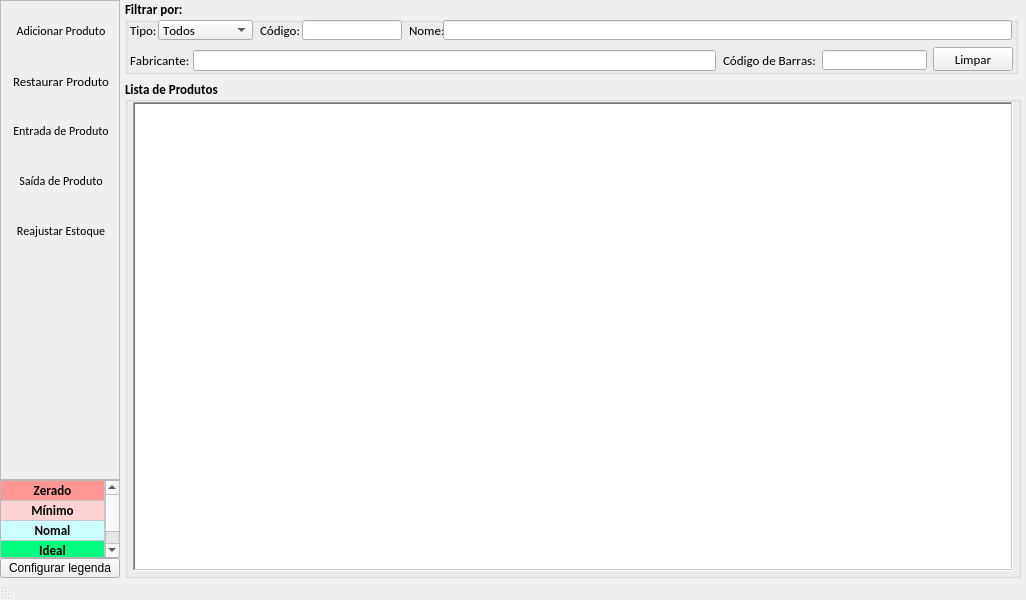
jmessias1725/sexloja, file loja/tela_estoque.ui: the form before one commit.
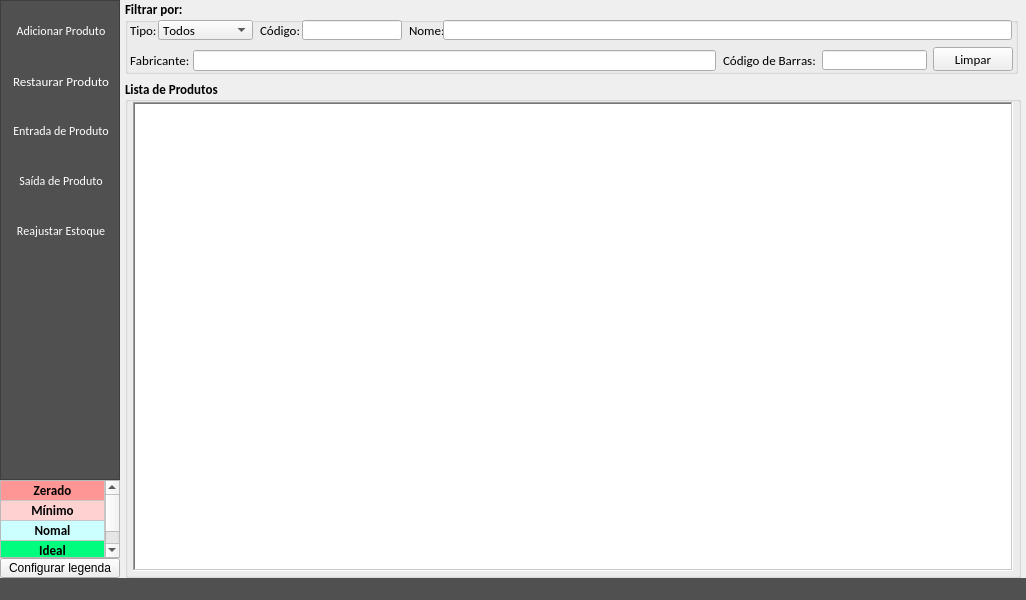
The form after the commit. Icons and pictures are not drawn.

The edit to the form file:
```diff
--- a/loja/tela_estoque.ui
+++ b/loja/tela_estoque.ui
@@ -16,6 +16,9 @@
   <property name="windowTitle">
    <string>Estoque</string>
   </property>
+  <property name="styleSheet">
+   <string notr="true"/>
+  </property>
   <widget class="QWidget" name="centralwidget">
    <layout class="QHBoxLayout" name="horizontalLayout">
     <property name="spacing">
@@ -47,7 +50,8 @@
          <bool>false</bool>
         </property>
         <property name="styleSheet">
-         <string notr="true">alternate-background-color: qlineargradient(spread:pad, x1:0, y1:0, x2:1, y2:0, stop:0 rgba(255, 178, 102, 255), stop:0.55 rgba(235, 148, 61, 255), stop:0.98 rgba(0, 0, 0, 255), stop:1 rgba(0, 0, 0, 0));</string>
+         <string notr="true">background-color: #505050;
+color: #FFFFFF;</string>
         </property>
         <property name="frameShape">
          <enum>QFrame::StyledPanel</enum>
@@ -1066,8 +1070,9 @@
     <font>
      <family>Calibri</family>
      <pointsize>10</pointsize>
-     <weight>75</weight>
-     <bold>true</bold>
+     <weight>9</weight>
+     <italic>false</italic>
+     <bold>false</bold>
     </font>
    </property>
    <property name="accessibleDescription">
@@ -1076,6 +1081,11 @@
    <property name="layoutDirection">
     <enum>Qt::RightToLeft</enum>
    </property>
+   <property name="styleSheet">
+    <string notr="true">background-color: #505050;
+color: #FFFFFF;
+font: 75 10pt &quot;Calibri&quot;;</string>
+   </property>
   </widget>
  </widget>
  <tabstops>
```
Left out of the diff: 11 changed lines with no effect on the pictures.
